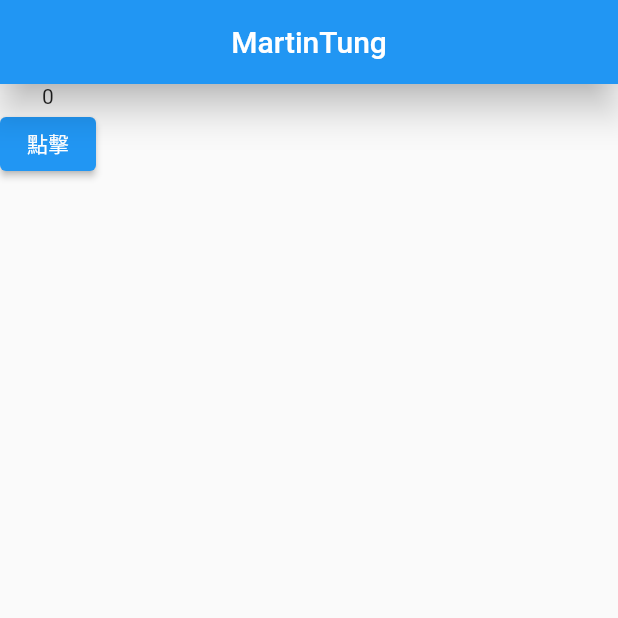
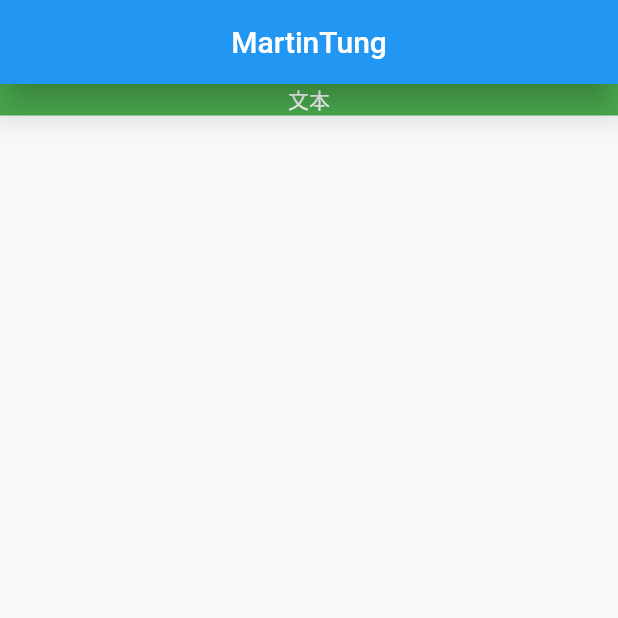
Before and after one commit to martin25tung/flutter_basic, a Flutter app: the screen it shows after launch, on a phone screen of 412 x 824 dp, the top half of it. Run offline on Flutter 3.47's test engine with Material 2 defaults, Android fonts, the light colour scheme and no system bars.

Commit message:
文本Text

```diff
--- a/lib/main.dart
+++ b/lib/main.dart
@@ -1,4 +1,5 @@
 import 'package:flutter/material.dart';
+import 'package:flutter_basic/widgets/demo_01.dart';
 
 void main() {
   runApp(const MyApp());
@@ -32,7 +33,7 @@ class HomePage extends StatelessWidget {
           elevation: 10,
           centerTitle: true,
         ),
-        body: CountPage());
+        body: TextDemo());
   }
 }
 
--- /dev/null
+++ b/lib/widgets/demo_01.dart
@@ -0,0 +1,21 @@
+import 'package:flutter/material.dart';
+
+class TextDemo extends StatelessWidget {
+  const TextDemo({Key? key}) : super(key: key);
+
+  @override
+  Widget build(BuildContext context) {
+    return Container(
+      width: double.infinity, // 寬度最大
+      color: Colors.green, // 背景顏色
+      child: Text(
+        "文本",
+        maxLines: 1,
+        overflow: TextOverflow.ellipsis,
+        // textDirection: TextDirection.rtl, // 從右到左
+        textAlign: TextAlign.center, // 靠中間對齊
+        style: TextStyle(color: Colors.white), // 文本樣式
+      ),
+    );
+  }
+}
```
